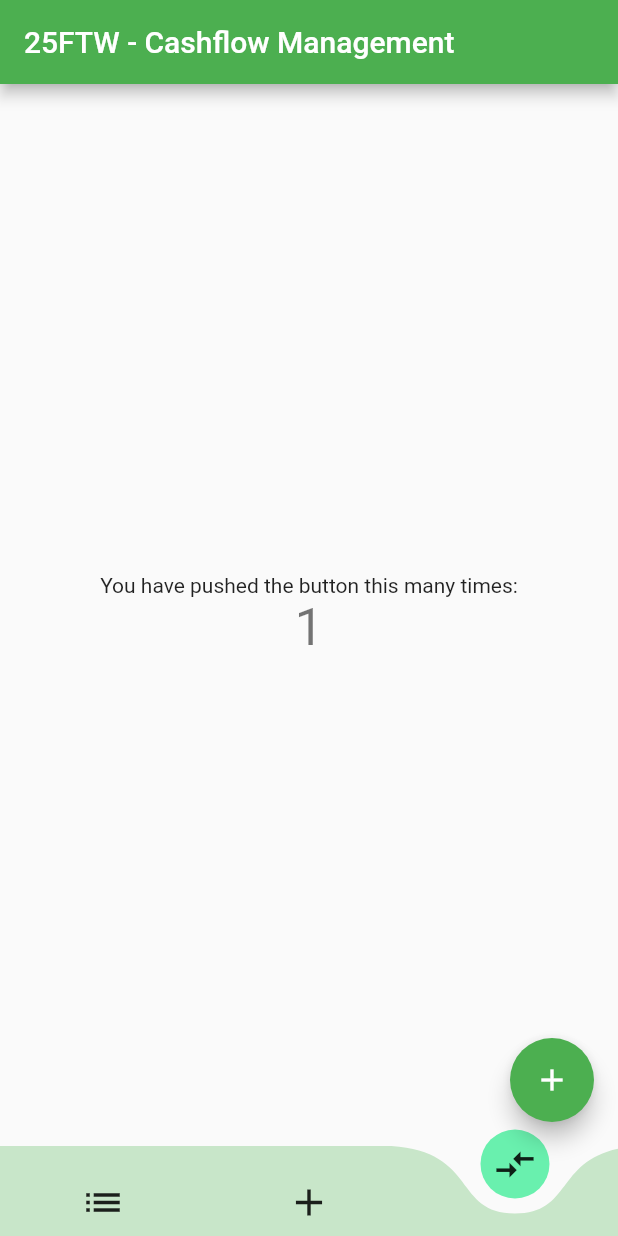
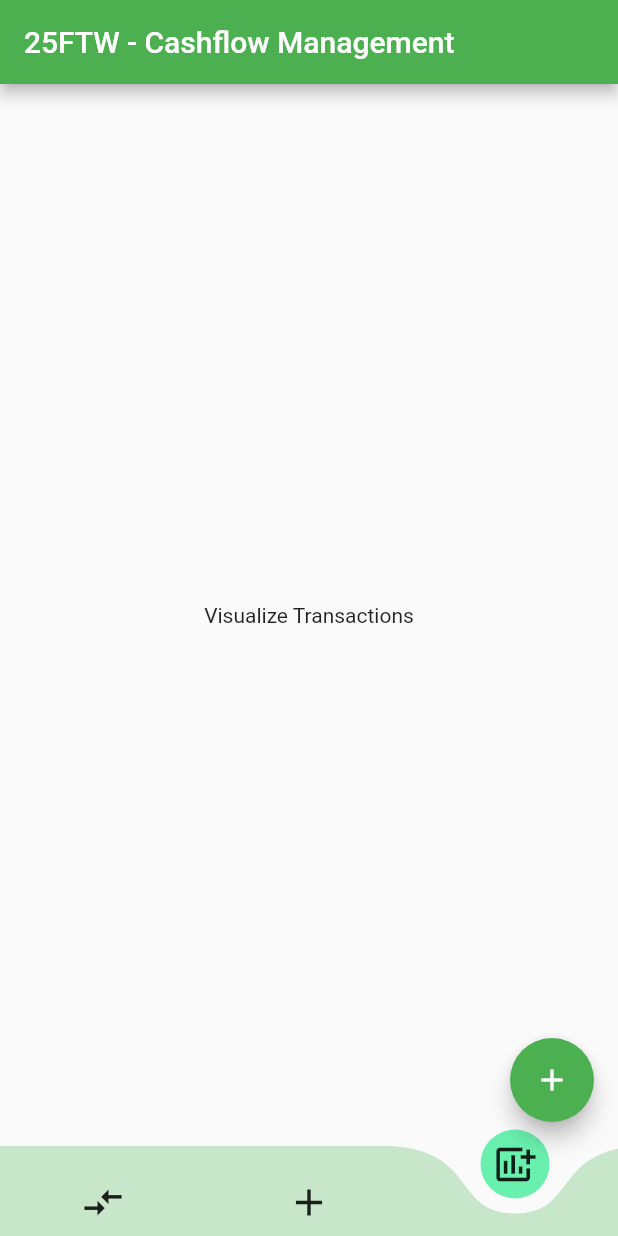
Before and after one commit to 25FTW/App, a Flutter app: the screen it shows after launch, item 3 of the bottom bar chosen, after a tap on the "add" icon, on a phone screen of 412 x 824 dp. Run offline on Flutter 3.47's test engine with Material 2 defaults, Android fonts, the phone set to English and light mode, and no system bars; drawn by our look-alikes of curved_navigation_bar.

Commit message:
Add Routing and basic structure of pages.

```diff
--- /dev/null
+++ b/lib/add_transaction.dart
@@ -0,0 +1,19 @@
+import 'package:flutter/material.dart';
+
+class AddTransactionPage extends StatefulWidget {
+  const AddTransactionPage({Key? key}) : super(key: key);
+
+  @override
+  State<AddTransactionPage> createState() => _AddTransactionPage();
+}
+
+class _AddTransactionPage extends State<AddTransactionPage> {
+  @override
+  Widget build(BuildContext context) {
+    return const Scaffold(
+      body: Center(
+        child: Text("Add Transactions"),
+      ),
+    );
+  }
+}
--- /dev/null
+++ b/lib/dashboard.dart
@@ -0,0 +1,19 @@
+import 'package:flutter/material.dart';
+
+class DashboardPage extends StatefulWidget {
+  const DashboardPage({Key? key}) : super(key: key);
+
+  @override
+  State<DashboardPage> createState() => _DashboardPage();
+}
+
+class _DashboardPage extends State<DashboardPage> {
+  @override
+  Widget build(BuildContext context) {
+    return const Scaffold(
+      body: Center(
+        child: Text("Visualize Transactions"),
+      ),
+    );
+  }
+}
--- a/lib/main.dart
+++ b/lib/main.dart
@@ -1,5 +1,9 @@
+import 'package:cashflow_management/transactions.dart';
 import 'package:curved_navigation_bar/curved_navigation_bar.dart';
 import 'package:flutter/material.dart';
+
+import 'add_transaction.dart';
+import 'dashboard.dart';
 
 void main() {
   runApp(const MyApp());
@@ -14,33 +18,19 @@ class MyApp extends StatelessWidget {
     return MaterialApp(
       title: 'CashFlow Management',
       theme: ThemeData(
-        // This is the theme of your application.
-        //
-        // Try running your application with "flutter run". You'll see the
-        // application has a blue toolbar. Then, without quitting the app, try
-        // changing the primarySwatch below to Colors.green and then invoke
-        // "hot reload" (press "r" in the console where you ran "flutter run",
-        // or simply save your changes to "hot reload" in a Flutter IDE).
-        // Notice that the counter didn't reset back to zero; the application
-        // is not restarted.
         primarySwatch: Colors.green,
       ),
-      home: const MyHomePage(title: '25FTW - Cashflow Management'),
+      routes: {
+        '/': (context) =>
+            const MyHomePage(title: '25FTW - Cashflow Management'),
+        '/transaction': (context) => const TransactionPage(),
+      },
     );
   }
 }
 
 class MyHomePage extends StatefulWidget {
   const MyHomePage({Key? key, required this.title}) : super(key: key);
-
-  // This widget is the home page of your application. It is stateful, meaning
-  // that it has a State object (defined below) that contains fields that affect
-  // how it looks.
-
-  // This class is the configuration for the state. It holds the values (in this
-  // case the title) provided by the parent (in this case the App widget) and
-  // used by the build method of the State. Fields in a Widget subclass are
-  // always marked "final".
 
   final String title;
 
@@ -50,80 +40,54 @@ class MyHomePage extends StatefulWidget {
 
 class _MyHomePageState extends State<MyHomePage> {
   int _counter = 0;
-  int index = 1;
+  int index_ = 1;
+
+  // final navigationKey = GlobalKey<CurvedNavigationBar>;
+
+  final screens = [
+    const TransactionPage(),
+    const AddTransactionPage(),
+    const DashboardPage()
+  ];
 
   void _incrementCounter() {
     setState(() {
-      // This call to setState tells the Flutter framework that something has
-      // changed in this State, which causes it to rerun the build method below
-      // so that the display can reflect the updated values. If we changed
-      // _counter without calling setState(), then the build method would not be
-      // called again, and so nothing would appear to happen.
       _counter++;
     });
   }
 
   @override
   Widget build(BuildContext context) {
-    // This method is rerun every time setState is called, for instance as done
-    // by the _incrementCounter method above.
-    //
-    // The Flutter framework has been optimized to make rerunning build methods
-    // fast, so that you can just rebuild anything that needs updating rather
-    // than having to individually change instances of widgets.
     return Scaffold(
       appBar: AppBar(
-        // Here we take the value from the MyHomePage object that was created by
-        // the App.build method, and use it to set our appbar title.
         title: Text(widget.title),
       ),
-      body: Center(
-        // Center is a layout widget. It takes a single child and positions it
-        // in the middle of the parent.
-        child: Column(
-          // Column is also a layout widget. It takes a list of children and
-          // arranges them vertically. By default, it sizes itself to fit its
-          // children horizontally, and tries to be as tall as its parent.
-          //
-          // Invoke "debug painting" (press "p" in the console, choose the
-          // "Toggle Debug Paint" action from the Flutter Inspector in Android
-          // Studio, or the "Toggle Debug Paint" command in Visual Studio Code)
-          // to see the wireframe for each widget.
-          //
-          // Column has various properties to control how it sizes itself and
-          // how it positions its children. Here we use mainAxisAlignment to
-          // center the children vertically; the main axis here is the vertical
-          // axis because Columns are vertical (the cross axis would be
-          // horizontal).
-          mainAxisAlignment: MainAxisAlignment.center,
-          children: <Widget>[
-            const Text(
-              'You have pushed the button this many times:',
-            ),
-            Text(
-              '$_counter',
-              style: Theme.of(context).textTheme.headline4,
-            ),
-          ],
-        ),
-      ),
+      body: screens[index_],
+
       floatingActionButton: FloatingActionButton(
         onPressed: _incrementCounter,
         tooltip: 'Increment',
         child: const Icon(Icons.add),
       ), // This trailing comma makes auto-formatting nicer for build methods.
+
       bottomNavigationBar: CurvedNavigationBar(
         backgroundColor: Colors.transparent,
         color: Colors.green.shade100,
-        index: index,
+        index: index_,
         animationDuration: const Duration(milliseconds: 300),
         items: const <Widget>[
-          Icon(Icons.list, size: 30),
+          Icon(Icons.compare_arrows, size: 30),
           Icon(Icons.add, size: 30),
-          Icon(Icons.compare_arrows, size: 30),
+          Icon(Icons.add_chart, size: 30),
         ],
         onTap: (index) {
           //Handle button tap
+          setState(() {
+            index_ = index;
+          });
+          // if (index == 0) {
+          //   Navigator.pushNamed(context, '/transaction');
+          // }
         },
         height: 60,
         buttonBackgroundColor: Colors.greenAccent,
```
Also changed, not shown: lib/transactions.dart (added, +19 -0 lines), 1 other file.
